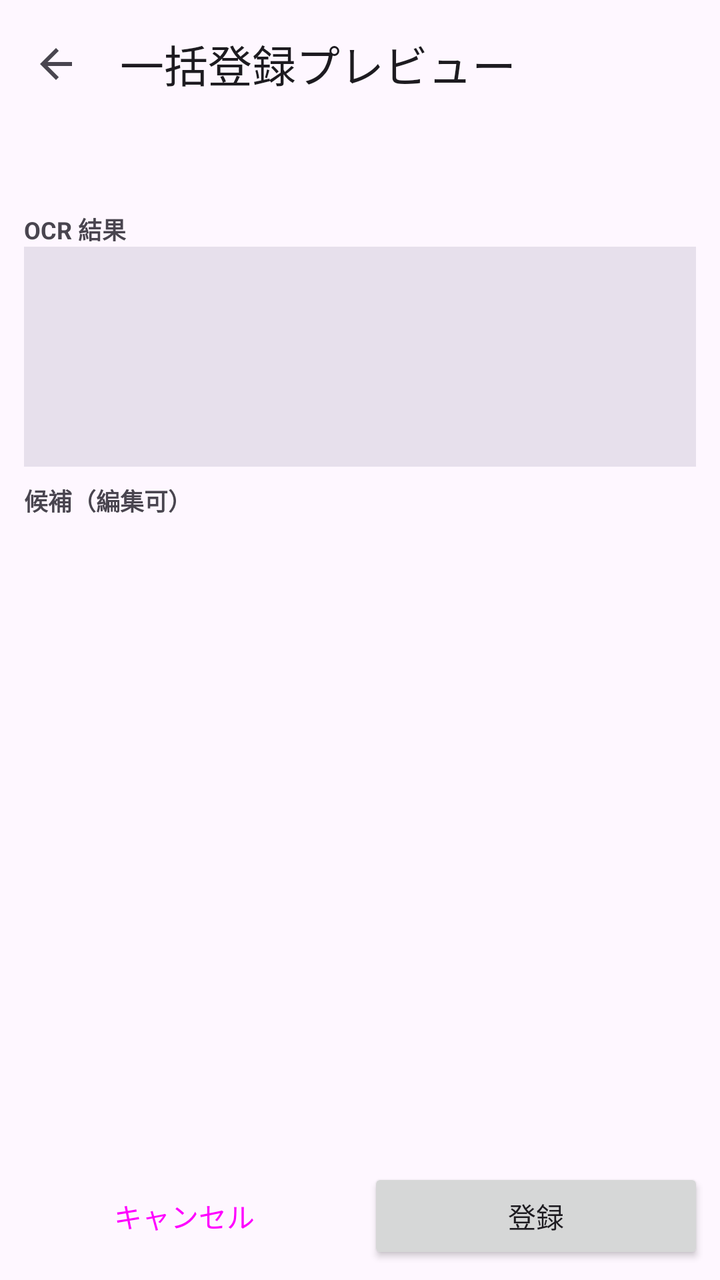
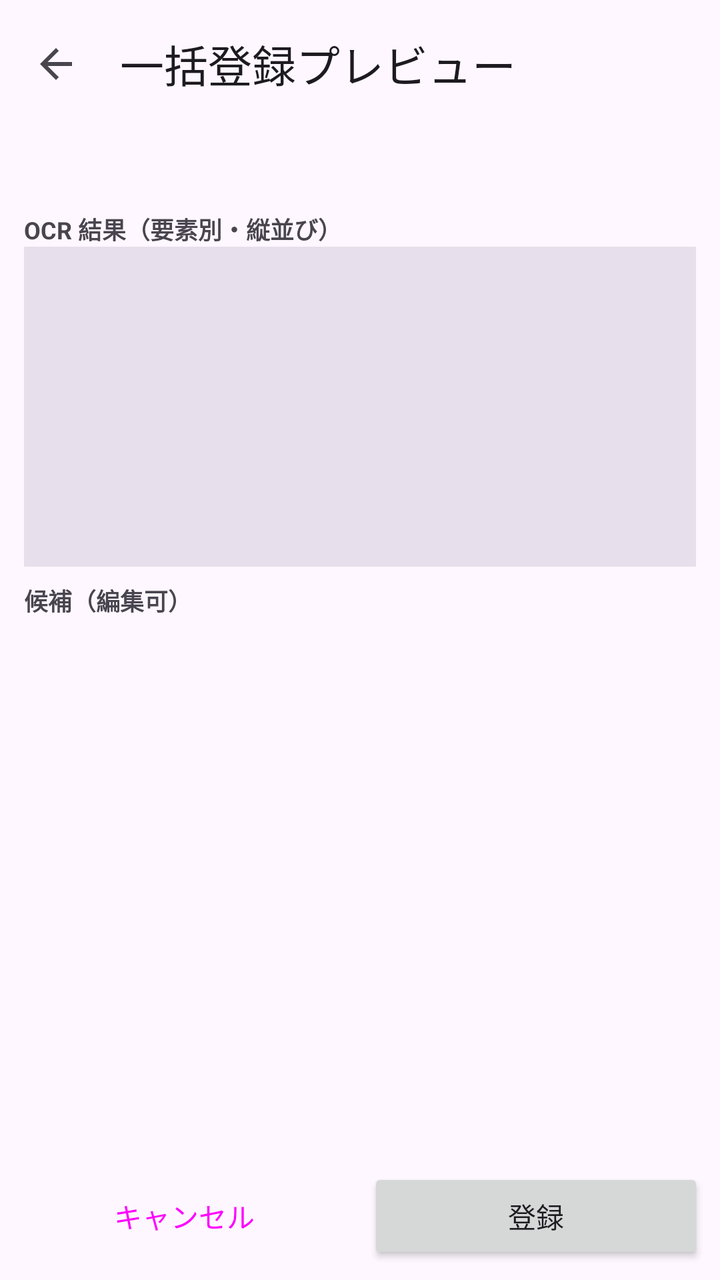

An Android layout rendered at two revisions. The XML below is the earlier revision; the diff shows what the commit changed to produce the second picture.
<!-- AndroidManifest.xml: application theme Theme.budget -->
<!-- res/layout/activity_import_preview.xml -->
<?xml version="1.0" encoding="utf-8"?>
<androidx.coordinatorlayout.widget.CoordinatorLayout
    xmlns:android="http://schemas.android.com/apk/res/android"
    xmlns:app="http://schemas.android.com/apk/res-auto"
    android:layout_width="match_parent"
    android:layout_height="match_parent">

    <com.google.android.material.appbar.AppBarLayout
        android:layout_width="match_parent"
        android:layout_height="wrap_content">

        <com.google.android.material.appbar.MaterialToolbar
            android:id="@+id/toolbar"
            android:layout_width="match_parent"
            android:layout_height="?attr/actionBarSize"
            app:navigationIcon="?attr/homeAsUpIndicator"
            app:title="一括登録プレビュー" />
    </com.google.android.material.appbar.AppBarLayout>

    <LinearLayout
        android:layout_width="match_parent"
        android:layout_height="match_parent"
        android:orientation="vertical"
        app:layout_behavior="@string/appbar_scrolling_view_behavior">

        <ProgressBar
            android:id="@+id/progress"
            style="?android:attr/progressBarStyleHorizontal"
            android:layout_width="match_parent"
            android:layout_height="wrap_content"
            android:indeterminate="true"
            android:visibility="gone" />

        <TextView
            android:id="@+id/status"
            android:layout_width="match_parent"
            android:layout_height="wrap_content"
            android:padding="12dp"
            android:textSize="13sp" />

        <TextView
            android:layout_width="wrap_content"
            android:layout_height="wrap_content"
            android:layout_marginStart="12dp"
            android:text="OCR 結果"
            android:textStyle="bold"
            android:textSize="12sp" />

        <ScrollView
            android:layout_width="match_parent"
            android:layout_height="110dp"
            android:layout_marginStart="12dp"
            android:layout_marginEnd="12dp"
            android:background="?attr/colorSurfaceVariant">

            <TextView
                android:id="@+id/ocr_text"
                android:layout_width="match_parent"
                android:layout_height="wrap_content"
                android:padding="8dp"
                android:textSize="11sp"
                android:fontFamily="monospace"
                android:textIsSelectable="true" />
        </ScrollView>

        <TextView
            android:layout_width="wrap_content"
            android:layout_height="wrap_content"
            android:layout_marginStart="12dp"
            android:layout_marginTop="8dp"
            android:text="候補（編集可）"
            android:textStyle="bold"
            android:textSize="12sp" />

        <androidx.recyclerview.widget.RecyclerView
            android:id="@+id/recycler"
            android:layout_width="match_parent"
            android:layout_height="0dp"
            android:layout_weight="1"
            android:scrollbars="vertical" />

        <LinearLayout
            android:layout_width="match_parent"
            android:layout_height="wrap_content"
            android:orientation="horizontal"
            android:padding="8dp">

            <Button
                android:id="@+id/btn_cancel"
                style="?attr/materialButtonOutlinedStyle"
                android:layout_width="0dp"
                android:layout_height="wrap_content"
                android:layout_weight="1"
                android:layout_marginEnd="8dp"
                android:text="キャンセル" />

            <Button
                android:id="@+id/btn_register"
                android:layout_width="0dp"
                android:layout_height="wrap_content"
                android:layout_weight="1"
                android:text="登録" />
        </LinearLayout>
    </LinearLayout>

</androidx.coordinatorlayout.widget.CoordinatorLayout>
<!-- resources referenced by this layout -->
<resources>
  <style name="Theme.budget" parent="Theme.Material3.DayNight.NoActionBar">
          <item name="android:statusBarColor">?attr/colorPrimary</item>
      </style>
</resources>

<!-- the commit's change to res/layout/activity_import_preview.xml (unified diff, before → after) -->
@@ -42,13 +42,13 @@
             android:layout_width="wrap_content"
             android:layout_height="wrap_content"
             android:layout_marginStart="12dp"
-            android:text="OCR 結果"
+            android:text="OCR 結果（要素別・縦並び）"
             android:textStyle="bold"
             android:textSize="12sp" />
 
         <ScrollView
             android:layout_width="match_parent"
-            android:layout_height="110dp"
+            android:layout_height="160dp"
             android:layout_marginStart="12dp"
             android:layout_marginEnd="12dp"
             android:background="?attr/colorSurfaceVariant">
